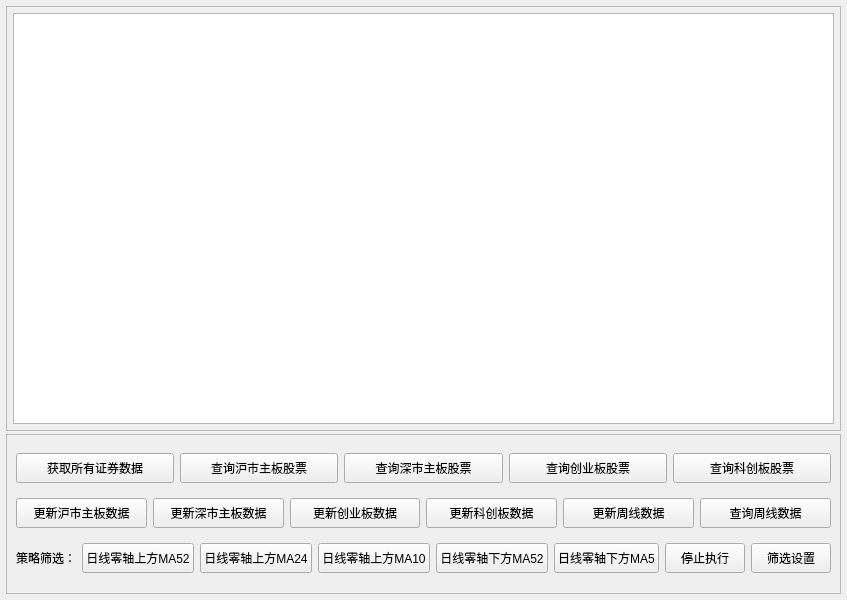
Old version of the form gui/qt_widgets/main/MainWidget.ui in the repository Daydreamer-AI/MPolicy.
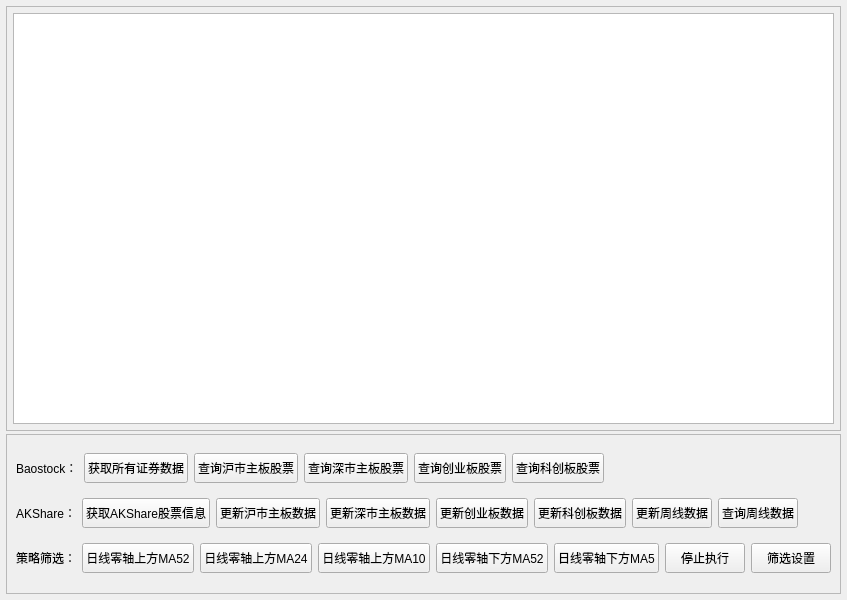
New version of the form.

Commit message: 补充通用接口；补充AKShare股票信息接口

What changed in the file:
```diff
--- a/gui/qt_widgets/main/MainWidget.ui
+++ b/gui/qt_widgets/main/MainWidget.ui
@@ -86,6 +86,13 @@
      <layout class="QVBoxLayout" name="verticalLayout_2">
       <item>
        <layout class="QHBoxLayout" name="horizontalLayout">
+        <item>
+         <widget class="QLabel" name="label_2">
+          <property name="text">
+           <string>Baostock：</string>
+          </property>
+         </widget>
+        </item>
         <item>
          <widget class="QPushButton" name="btn_get_all_stocks">
           <property name="minimumSize">
@@ -181,10 +188,49 @@
           </property>
          </widget>
         </item>
+        <item>
+         <spacer name="horizontalSpacer_2">
+          <property name="orientation">
+           <enum>Qt::Horizontal</enum>
+          </property>
+          <property name="sizeHint" stdset="0">
+           <size>
+            <width>40</width>
+            <height>20</height>
+           </size>
+          </property>
+         </spacer>
+        </item>
        </layout>
       </item>
       <item>
        <layout class="QHBoxLayout" name="horizontalLayout_2">
+        <item>
+         <widget class="QLabel" name="label_3">
+          <property name="text">
+           <string>AKShare：</string>
+          </property>
+         </widget>
+        </item>
+        <item>
+         <widget class="QPushButton" name="btn_get_akshare_stocks_info">
+          <property name="minimumSize">
+           <size>
+            <width>0</width>
+            <height>30</height>
+           </size>
+          </property>
+          <property name="maximumSize">
+           <size>
+            <width>16777215</width>
+            <height>30</height>
+           </size>
+          </property>
+          <property name="text">
+           <string>获取AKShare股票信息</string>
+          </property>
+         </widget>
+        </item>
         <item>
          <widget class="QPushButton" name="btn_update_sh_main_data">
           <property name="minimumSize">
@@ -299,6 +345,19 @@
           </property>
          </widget>
         </item>
+        <item>
+         <spacer name="horizontalSpacer_3">
+          <property name="orientation">
+           <enum>Qt::Horizontal</enum>
+          </property>
+          <property name="sizeHint" stdset="0">
+           <size>
+            <width>40</width>
+            <height>20</height>
+           </size>
+          </property>
+         </spacer>
+        </item>
        </layout>
       </item>
       <item>
```
The commit also changes 8 other files.
